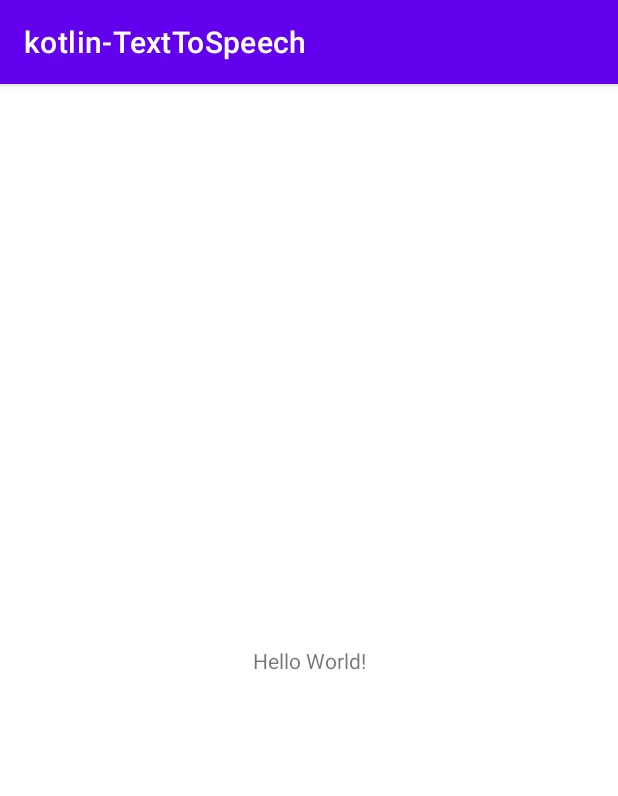
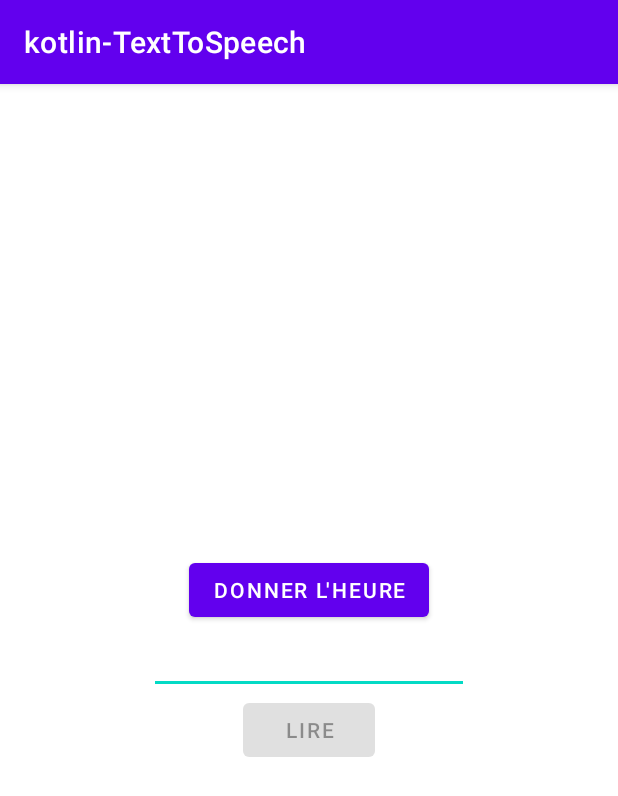
Before and after one commit to RachidSoukane/cda-kotlin-text-to-speech, an Android app: the screen it shows after launch (MainActivity), on a phone screen of 412 x 824 dp. Shown: the top 796 px of the screen. Run offline under Robolectric (Android 15) with nearby library versions, the phone set to English and light mode, and no system bars.

Commit message:
Création des boutons et methodes

```diff
--- a/app/build.gradle
+++ b/app/build.gradle
@@ -1,6 +1,7 @@
 plugins {
     id 'com.android.application'
     id 'kotlin-android'
+    id 'kotlin-android-extensions'
 }
 
 android {
@@ -9,7 +10,7 @@ android {
 
     defaultConfig {
         applicationId "com.example.kotlin_texttospeech"
-        minSdkVersion 16
+        minSdkVersion 30
         targetSdkVersion 30
         versionCode 1
         versionName "1.0"
--- a/app/src/main/AndroidManifest.xml
+++ b/app/src/main/AndroidManifest.xml
@@ -1,6 +1,12 @@
 <?xml version="1.0" encoding="utf-8"?>
 <manifest xmlns:android="http://schemas.android.com/apk/res/android"
     package="com.example.kotlin_texttospeech">
+
+    <queries>
+        <intent>
+            <action android:name="android.intent.action.TTS_SERVICE" />
+        </intent>
+    </queries>
 
     <application
         android:allowBackup="true"
--- a/app/src/main/java/com/example/kotlin_texttospeech/MainActivity.kt
+++ b/app/src/main/java/com/example/kotlin_texttospeech/MainActivity.kt
@@ -1,11 +1,73 @@
 package com.example.kotlin_texttospeech
 
+import android.os.Build
 import androidx.appcompat.app.AppCompatActivity
 import android.os.Bundle
+import android.speech.tts.TextToSpeech
+import android.util.Log
+import android.widget.Button
+import android.widget.EditText
+import kotlinx.android.synthetic.main.activity_main.*
+import androidx.annotation.RequiresApi
+import java.time.Instant
+import java.time.ZoneOffset
+import java.util.*
 
-class MainActivity : AppCompatActivity() {
+class MainActivity : AppCompatActivity(), TextToSpeech.OnInitListener {
+    private var tts: TextToSpeech? = null
+    private var buttonSpeak: Button? = null
+    private var editText: EditText? = null
+    private var buttonTime: Button? = null
+
     override fun onCreate(savedInstanceState: Bundle?) {
         super.onCreate(savedInstanceState)
         setContentView(R.layout.activity_main)
+        buttonSpeak = this.button_speak
+        editText = this.edit_text
+        buttonTime =this.button_time
+
+        buttonSpeak!!.isEnabled =false
+        tts = TextToSpeech(applicationContext, this)
+
+        buttonSpeak!!.setOnClickListener { speakOut() }
+    }
+    @RequiresApi(Build.VERSION_CODES.LOLLIPOP)
+    private fun speakOut() {
+        val text = editText!!.text.toString()
+        tts!!.speak(text, TextToSpeech.QUEUE_FLUSH, null,"")
+    }
+
+    private fun timeOut(){
+        val heures = Instant.now().atZone(ZoneOffset.UTC).hour
+        val minutes = Instant.now().atZone(ZoneOffset.UTC).minute
+        val secondes = Instant.now().atZone(ZoneOffset.UTC).second
+        val text = "Il est ${heures} heures ${minutes} minutes et ${secondes} secondes"
+        tts!!.speak(text, TextToSpeech.QUEUE_FLUSH, null,"")
+    }
+    public override fun onDestroy() {
+        // Shutdown TTS
+        if (tts != null) {
+            tts!!.stop()
+            tts!!.shutdown()
+        }
+        super.onDestroy()
+    }
+
+    override fun onInit(status: Int) {
+
+        if (status == TextToSpeech.SUCCESS) {
+            // set US English as language for tts
+            val result = tts!!.setLanguage(Locale.US)
+
+            if (result == TextToSpeech.LANG_MISSING_DATA || result == TextToSpeech.LANG_NOT_SUPPORTED) {
+                Log.e("TTS","The Language specified is not supported!")
+            } else {
+                buttonSpeak!!.isEnabled = true
+            }
+
+        } else {
+            Log.e("TTS", "Initilization Failed!")
+        }
+
     }
 }
--- a/app/src/main/res/layout/activity_main.xml
+++ b/app/src/main/res/layout/activity_main.xml
@@ -6,13 +6,33 @@
     android:layout_height="match_parent"
     tools:context=".MainActivity">
 
-    <TextView
-        android:layout_width="wrap_content"
-        android:layout_height="wrap_content"
-        android:text="Hello World!"
-        app:layout_constraintBottom_toBottomOf="parent"
-        app:layout_constraintLeft_toLeftOf="parent"
-        app:layout_constraintRight_toRightOf="parent"
-        app:layout_constraintTop_toTopOf="parent" />
+    <LinearLayout
+        android:layout_width="match_parent"
+        android:layout_height="match_parent"
+        android:orientation="vertical"
+        android:gravity="center">
 
+        <Button
+            android:id="@+id/button_time"
+            android:layout_width="wrap_content"
+            android:layout_height="wrap_content"
+            android:text="Donner l'heure" />
+
+        <EditText
+            android:id="@+id/edit_text"
+            android:layout_width="wrap_content"
+            android:layout_height="wrap_content"
+            android:ems="10">
+
+            <requestFocus />
+        </EditText>
+
+        <Button
+            android:id="@+id/button_speak"
+            android:layout_width="wrap_content"
+            android:layout_height="wrap_content"
+            android:text="Lire" />
+
+
+    </LinearLayout>
 </androidx.constraintlayout.widget.ConstraintLayout>
```
